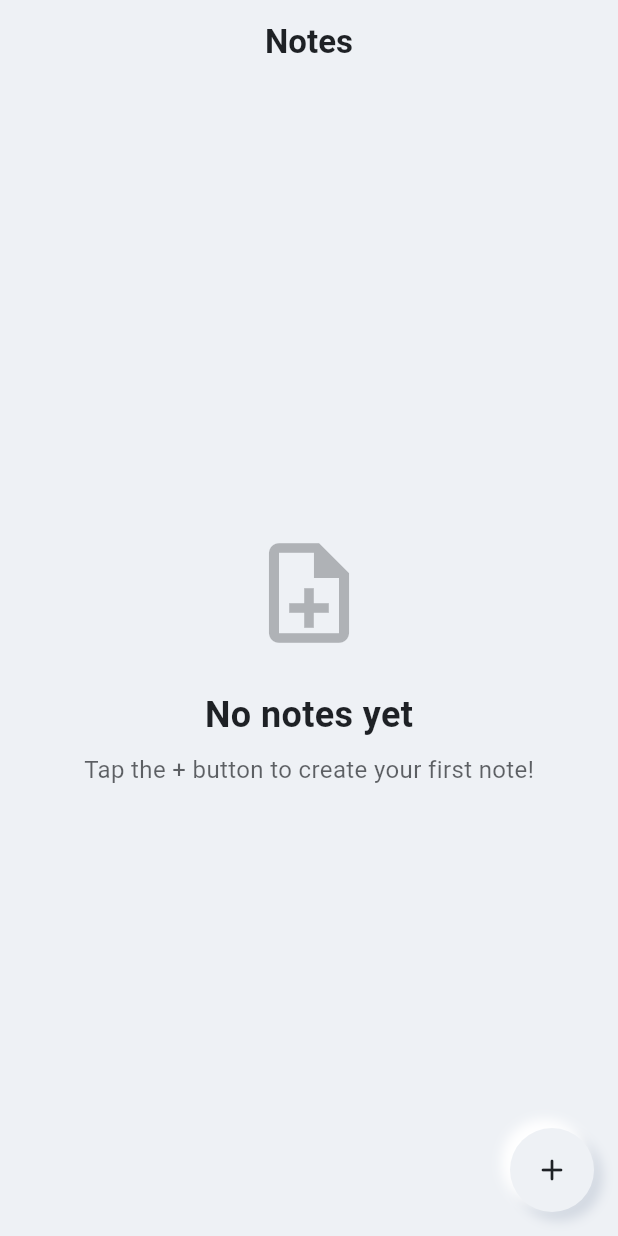
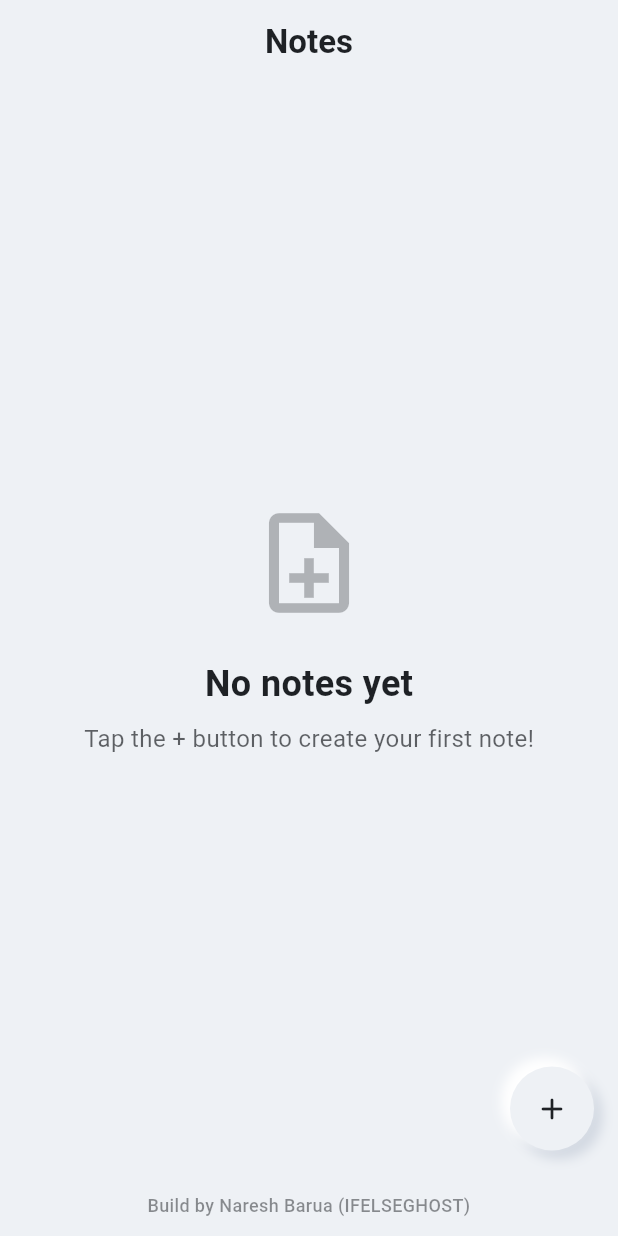
Before and after one commit to NareshBaruaIsHere/scribbly-notes-flutter, a Flutter app: the screen it shows after launch, on a phone screen of 412 x 824 dp. Run offline on Flutter 3.47's test engine with Material 3 defaults, Android fonts, the phone set to English and light mode, and no system bars; our stand-ins replace cloud_firestore, firebase_core; accounts and stored records are empty.

Commit message:
Update notes list screen

```diff
--- a/lib/screens/notes_list_screen.dart
+++ b/lib/screens/notes_list_screen.dart
@@ -161,6 +161,20 @@ class _NotesListScreenState extends State<NotesListScreen> {
           );
         },
       ),
+      bottomNavigationBar: SafeArea(
+        child: Padding(
+          padding: const EdgeInsets.symmetric(vertical: 12.0),
+          child: Text(
+            'Build by Naresh Barua (IFELSEGHOST)',
+            textAlign: TextAlign.center,
+            style: TextStyle(
+              color: colors.text.withOpacity(0.5),
+              fontSize: 12,
+              fontWeight: FontWeight.w500,
+            ),
+          ),
+        ),
+      ),
     );
   }
 }
```
